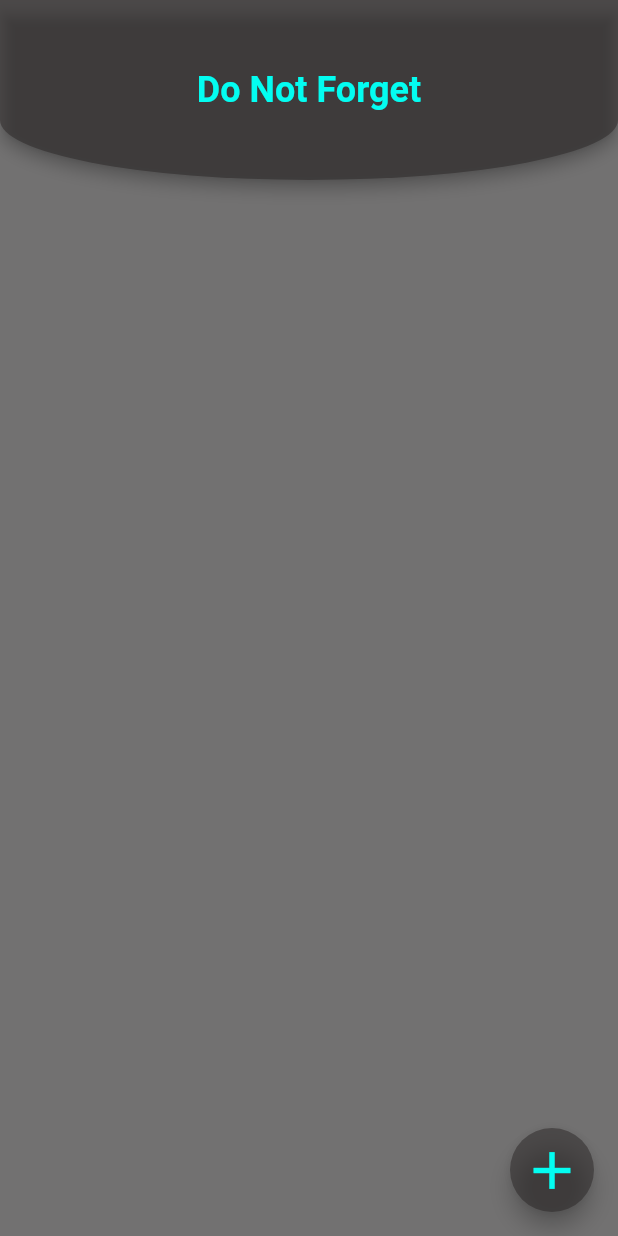
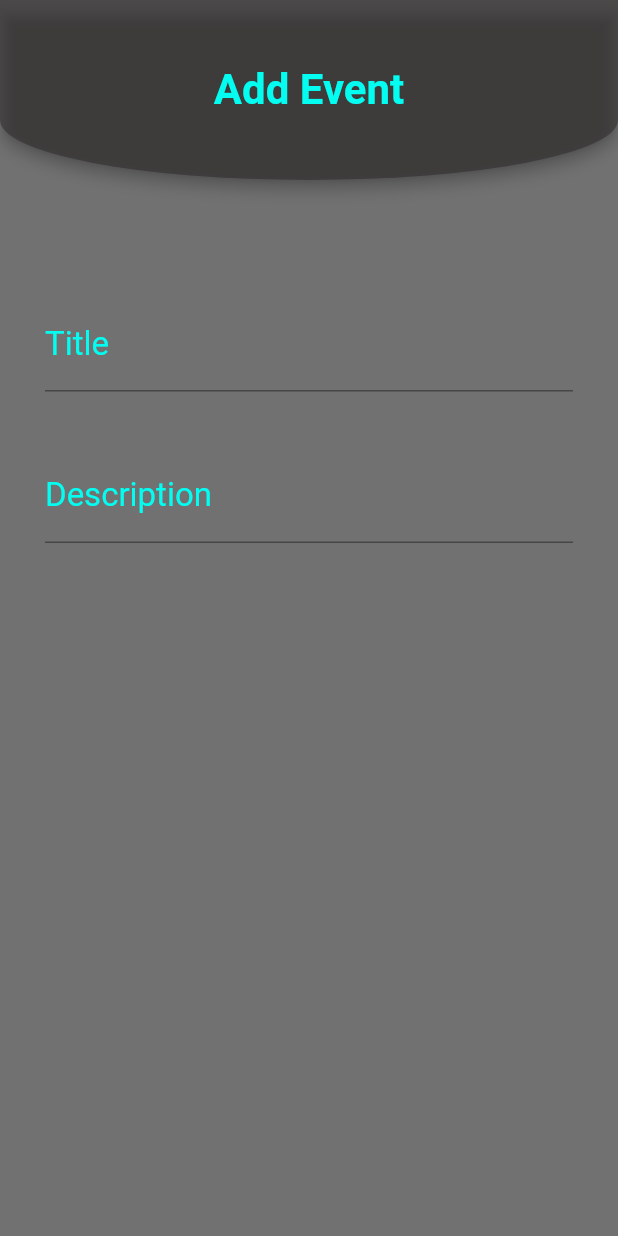
Before and after one commit to patryklaskowski1/do_not_forget, a Flutter app: the screen it shows after launch, on a phone screen of 412 x 824 dp. Run offline on Flutter 3.47's test engine with Material 2 defaults, Android fonts, the phone set to English and light mode, and no system bars.

Commit message:
Create two TextField and custom them

```diff
--- a/lib/add_page/add_page.dart
+++ b/lib/add_page/add_page.dart
@@ -0,0 +1,89 @@
+import 'package:flutter/material.dart';
+
+class AddPage extends StatelessWidget {
+  const AddPage({
+    super.key,
+  });
+
+  @override
+  Widget build(BuildContext context) {
+    return Scaffold(
+      backgroundColor: const Color.fromARGB(255, 114, 113, 113),
+      appBar: AppBar(
+        title: const Text(
+          "Add Event",
+          style: TextStyle(
+            color: Color.fromARGB(255, 3, 253, 241),
+            fontSize: 28,
+            fontWeight: FontWeight.bold,
+          ),
+        ),
+        shape: RoundedRectangleBorder(
+          borderRadius: BorderRadius.vertical(
+            bottom: Radius.elliptical(MediaQuery.of(context).size.width, 80.0),
+          ),
+        ),
+        toolbarHeight: 120,
+        centerTitle: true,
+        backgroundColor: const Color.fromARGB(129, 41, 37, 37),
+      ),
+      body: ListView(
+        padding: const EdgeInsets.symmetric(
+          horizontal: 30,
+          vertical: 80,
+        ),
+        children: const [
+          TextField(
+            style: TextStyle(
+              color: Color.fromARGB(255, 3, 253, 241),
+            ),
+            textAlign: TextAlign.center,
+            decoration: InputDecoration(
+              focusedBorder: OutlineInputBorder(
+                borderSide: BorderSide(
+                    color: Color.fromARGB(255, 3, 253, 241), width: 5),
+              ),
+              hintText: 'visit to the cinema',
+              hintStyle: TextStyle(
+                color: Color.fromARGB(255, 3, 253, 241),
+                fontSize: 18,
+              ),
+              label: Text(
+                'Title',
+                style: TextStyle(
+                  color: Color.fromARGB(255, 3, 253, 241),
+                  fontSize: 22,
+                ),
+              ),
+            ),
+          ),
+          SizedBox(height: 40),
+          TextField(
+            style: TextStyle(
+              color: Color.fromARGB(255, 3, 253, 241),
+            ),
+            textAlign: TextAlign.center,
+            decoration: InputDecoration(
+              focusedBorder: OutlineInputBorder(
+                borderSide: BorderSide(
+                    color: Color.fromARGB(255, 3, 253, 241), width: 5),
+              ),
+              hintText: 'Avatar premiere',
+              hintStyle: TextStyle(
+                color: Color.fromARGB(255, 3, 253, 241),
+                fontSize: 18,
+              ),
+              label: Text(
+                'Description',
+                style: TextStyle(
+                  color: Color.fromARGB(255, 3, 253, 241),
+                  fontSize: 22,
+                ),
+              ),
+            ),
+          ),
+        ],
+      ),
+    );
+  }
+}
--- a/lib/main.dart
+++ b/lib/main.dart
@@ -1,3 +1,4 @@
+import 'package:do_not_forget/add_page/add_page.dart';
 import 'package:do_not_forget/home_page/home_page.dart';
 import 'package:flutter/material.dart';
 
@@ -12,7 +13,7 @@ class MyApp extends StatelessWidget {
   Widget build(BuildContext context) {
     return const MaterialApp(
       title: 'Do Not Forget',
-      home: HomePage(),
+      home: AddPage(),
     );
   }
 }
```
